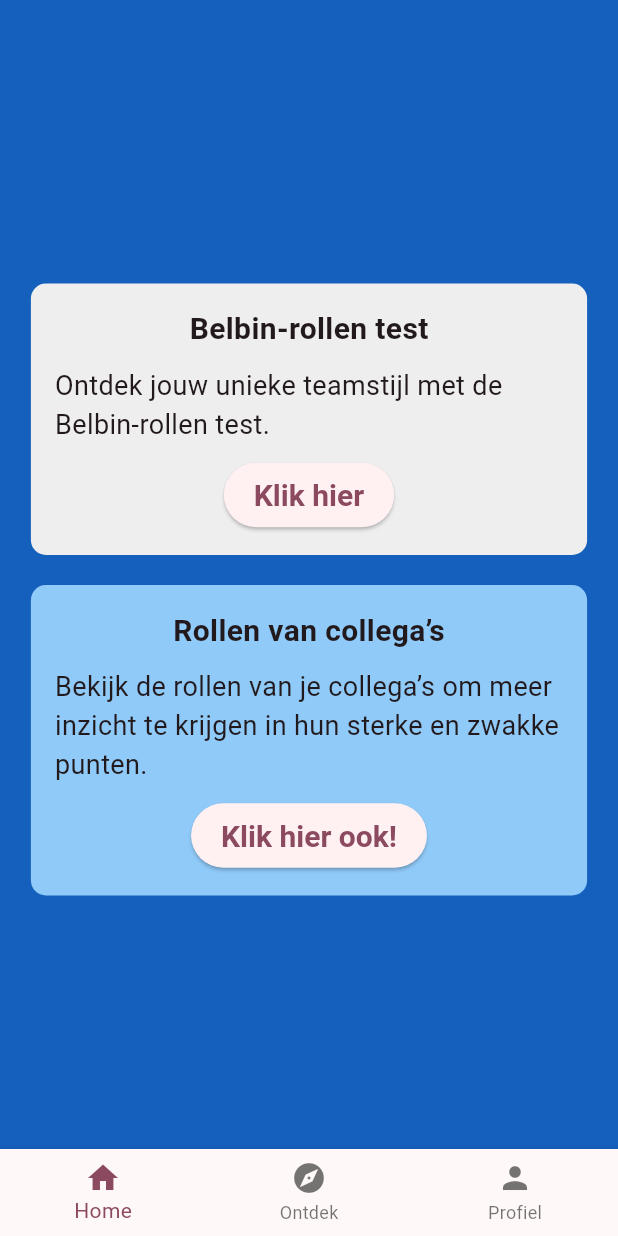
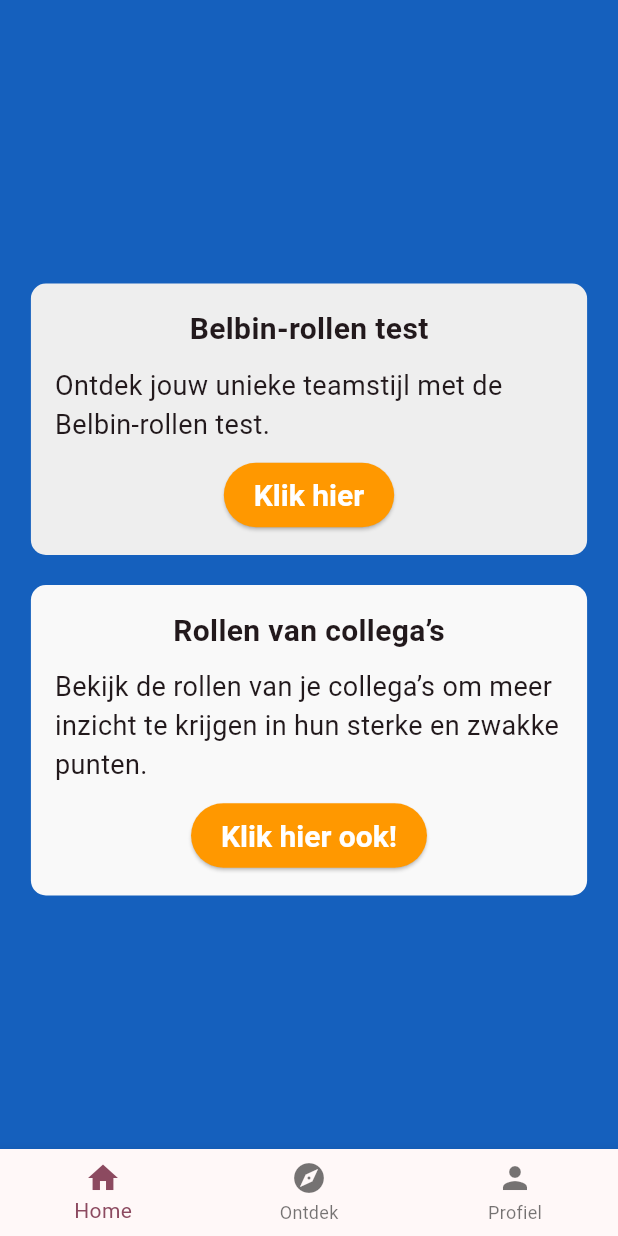
Before and after one commit to brentvanmalsen/rolradar, a Flutter app: the screen it shows after launch, on a phone screen of 412 x 824 dp. Run offline on Flutter 3.47's test engine with Material 3 defaults, Android fonts, the phone set to English and light mode, and no system bars; Roboto replaces fonts that are missing (RobotoLight).

Commit message:
Kleuren van de Home pagina goed gemaakt

```diff
--- a/lib/main.dart
+++ b/lib/main.dart
@@ -113,6 +113,8 @@ class PageOne extends StatelessWidget {
                   ElevatedButton(
                     onPressed: () {},
                     style: ElevatedButton.styleFrom(
+                      foregroundColor: const Color.fromARGB(255, 255, 255, 255),//change text color of button
+                      backgroundColor: Colors.orange,
                       padding:
                           EdgeInsets.symmetric(horizontal: 20, vertical: 10),
                       textStyle: const TextStyle(
@@ -131,7 +133,7 @@ class PageOne extends StatelessWidget {
                   0.9, // 80% van de scherm breedte
               padding: const EdgeInsets.all(16),
               decoration: BoxDecoration(
-                color: Colors.blue[200],
+                color: const Color.fromARGB(255, 249, 249, 249),
                 borderRadius: BorderRadius.circular(10),
               ),
               child: Column(
@@ -152,6 +154,8 @@ class PageOne extends StatelessWidget {
                   ElevatedButton(
                     onPressed: () {},
                     style: ElevatedButton.styleFrom(
+                      foregroundColor: const Color.fromARGB(255, 255, 255, 255),//change text color of button
+                      backgroundColor: Colors.orange,
                       padding:
                           EdgeInsets.symmetric(horizontal: 20, vertical: 10),
                       textStyle: const TextStyle(
```
